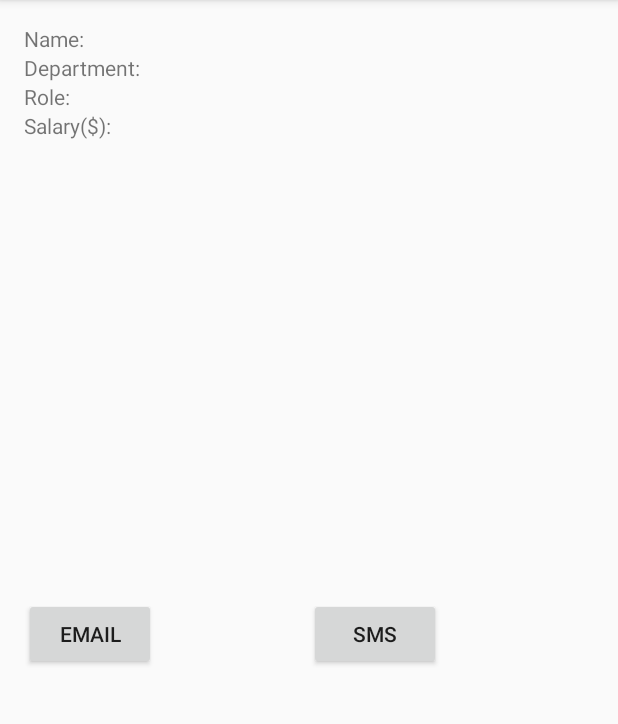
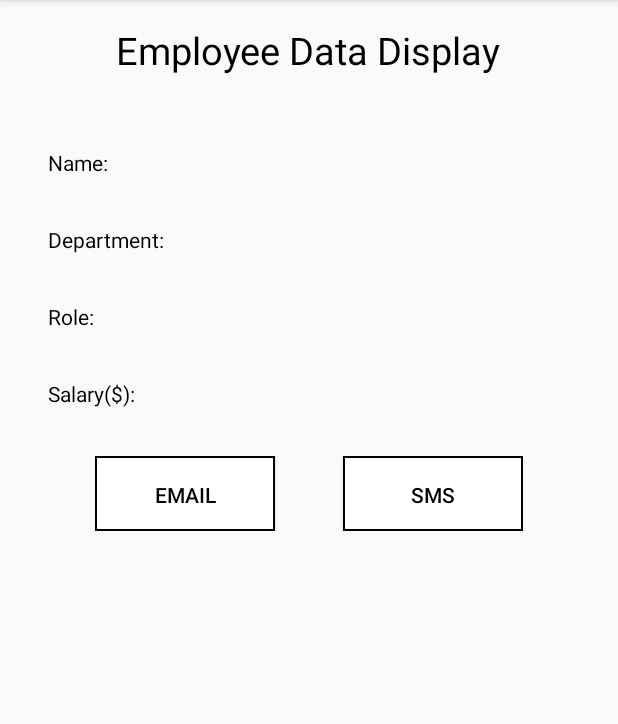
Before and after one commit to AkhilaSahiti/DataValidationApp, an Android app: the ValidationSuccess screen opened directly, with no data from a screen before it, on a phone screen of 412 x 824 dp, the part 84-808 px from its top. Run offline under Robolectric (Android 15) with nearby library versions, the phone set to English and light mode, and no system bars.

```diff
--- a/app/src/main/AndroidManifest.xml
+++ b/app/src/main/AndroidManifest.xml
@@ -9,7 +9,7 @@
         android:roundIcon="@mipmap/ic_launcher_round"
         android:supportsRtl="true"
         android:theme="@style/AppTheme">
-        <activity android:name=".validationsuccess" />
+        <activity android:name=".ValidationSuccess" />
         <activity android:name=".MainActivity">
             <intent-filter>
                 <action android:name="android.intent.action.MAIN" />
--- a/app/src/main/java/com/example/dataverifyvalidate/MainActivity.java
+++ b/app/src/main/java/com/example/dataverifyvalidate/MainActivity.java
@@ -25,15 +25,6 @@ public class MainActivity extends AppCompatActivity {
     protected void onCreate(Bundle savedInstanceState) {
         super.onCreate(savedInstanceState);
         setContentView(R.layout.activity_main);
-    }
-
-    public void onDisplay(View view) {
-
-        entername = (EditText) findViewById(R.id.enter_name);
-        dept = (Spinner) findViewById(R.id.dept);
-        roles = (Spinner) findViewById(R.id.roles);
-        sal = (EditText) findViewById(R.id.sal);
-
 
         dispbtn = (Button) findViewById(R.id.display);
         dispbtn.setOnClickListener(new View.OnClickListener() {
@@ -47,6 +38,11 @@ public class MainActivity extends AppCompatActivity {
                 }
             }
         });
+
+        entername = (EditText) findViewById(R.id.enter_name);
+        dept = (Spinner) findViewById(R.id.dept);
+        roles = (Spinner) findViewById(R.id.roles);
+        sal = (EditText) findViewById(R.id.sal);
 
     }
 
@@ -78,7 +74,7 @@ public class MainActivity extends AppCompatActivity {
                 valid = false;
             } else {
                 salary = Double.parseDouble(vsal);
-                if (salary < 20000 || salary > 25000 || salary == 0) {
+                if (salary < 2000 || salary > 25000 || salary == 0) {
                     Toast toast = Toast.makeText(this, "Enter valid amount!", Toast.LENGTH_SHORT);
                     toast.show();
                     valid = false;
@@ -95,7 +91,7 @@ public class MainActivity extends AppCompatActivity {
 
 
     public void aftervalidation() {
-        Intent intent = new Intent(getApplicationContext(), validationsuccess.class);
+        Intent intent = new Intent(getApplicationContext(), ValidationSuccess.class);
         intent.setType("text/plain");
         intent.putExtra("urname", entername.getText().toString());
         intent.putExtra("urdept", dept.getSelectedItem().toString());
--- a/app/src/main/java/com/example/dataverifyvalidate/validationsuccess.java
+++ b/app/src/main/java/com/example/dataverifyvalidate/ValidationSuccess.java
@@ -14,7 +14,8 @@ import java.text.NumberFormat;
 import java.util.Currency;
 import java.util.Locale;
 
-public class validationsuccess extends AppCompatActivity {
+public class ValidationSuccess extends AppCompatActivity {
+    String empname, empsal, urdept, urrole;
 
     @Override
     protected void onCreate(Bundle savedInstanceState) {
@@ -23,21 +24,21 @@ public class validationsuccess extends AppCompatActivity {
 
         Intent intent = getIntent();
 
-        String empname = intent.getStringExtra("urname");
+        empname = intent.getStringExtra("urname");
         TextView name = (TextView) findViewById(R.id.personname);
         name.setText(empname);
 
-        String empsal = intent.getStringExtra("ursal");
+        empsal = intent.getStringExtra("ursal");
         TextView salary = (TextView) findViewById(R.id.personsalary);
         salary.setText(empsal);
 
 
-        String urdept = intent.getStringExtra("urdept");
+        urdept = intent.getStringExtra("urdept");
         TextView department = (TextView) findViewById(R.id.persondepartment);
         department.setText(urdept);
 
 
-        String urrole = intent.getStringExtra("urrole");
+        urrole = intent.getStringExtra("urrole");
         TextView role = (TextView) findViewById(R.id.personrole);
         role.setText(urrole);
 
@@ -56,16 +57,22 @@ public class validationsuccess extends AppCompatActivity {
             }
         });
     }
-    protected void onemail(){
+
+    protected void onemail() {
 
         Intent mailintent = new Intent(Intent.ACTION_SEND);
         mailintent.setData(Uri.parse("mailto:"));
+        mailintent.putExtra(Intent.EXTRA_SUBJECT, "New Employee Data");
+        mailintent.putExtra(Intent.EXTRA_TEXT, getString(R.string.smsbody, empname, urdept, urrole, empsal));
         startActivity(mailintent);
 
     }
-    protected void onsms(){
+
+    protected void onsms() {
         Intent smsintent = new Intent(Intent.ACTION_SEND);
         smsintent.setData(Uri.parse("sms:"));
+        smsintent.putExtra(Intent.EXTRA_SUBJECT, "New Employee Data");
+        smsintent.putExtra(Intent.EXTRA_TEXT, getString(R.string.smsbody, empname, urdept, urrole, empsal));
         startActivity(smsintent);
 
     }
--- /dev/null
+++ b/app/src/main/res/drawable/back.xml
@@ -0,0 +1,9 @@
+<?xml version="1.0" encoding="utf-8"?>
+
+<shape xmlns:android="http://schemas.android.com/apk/res/android"
+    android:shape="rectangle">
+    <solid android:color="@android:color/white" />
+    <stroke
+        android:width="1dp"
+        android:color="@android:color/black" />
+</shape>
--- a/app/src/main/res/layout/activity_validationsuccess.xml
+++ b/app/src/main/res/layout/activity_validationsuccess.xml
@@ -1,15 +1,32 @@
 <?xml version="1.0" encoding="utf-8"?>
-<GridLayout
-    xmlns:android="http://schemas.android.com/apk/res/android"
+<LinearLayout xmlns:android="http://schemas.android.com/apk/res/android"
     xmlns:tools="http://schemas.android.com/tools"
     android:layout_width="match_parent"
     android:layout_height="match_parent"
+    android:orientation="vertical">
+
+    <TextView
+        android:id="@+id/employee_data_display"
+        android:layout_width="wrap_content"
+        android:layout_height="wrap_content"
+        android:layout_row="0"
+        android:layout_column="0"
+        android:layout_gravity="center"
+        android:padding="16dp"
+        android:text="Employee Data Display"
+        android:textSize="25dp"
+        android:textColor="@android:color/black" />
+
+
+    <GridLayout
+        android:layout_width="match_parent"
+        android:layout_height="wrap_content"
+        android:columnCount="2"
+        android:paddingLeft="@dimen/horizon_margin"
         android:paddingTop="@dimen/vertical_margin"
+        android:paddingRight="@dimen/horizon_margin"
         android:paddingBottom="@dimen/vertical_margin"
-    android:paddingLeft="@dimen/horizon_margin"
-    android:paddingRight="@dimen/horizon_margin"
-    android:columnCount="2"
-    tools:context=".validationsuccess">
+        tools:context=".ValidationSuccess">
 
         <TextView
             android:id="@+id/name"
@@ -17,7 +34,9 @@
             android:layout_height="wrap_content"
             android:layout_row="0"
             android:layout_column="0"
-    android:text="Name:" />
+            android:padding="16dp"
+            android:text="@string/name"
+            android:textColor="@android:color/black" />
 
         <TextView
             android:id="@+id/personname"
@@ -26,6 +45,8 @@
             android:layout_row="0"
             android:layout_column="1"
             android:layout_gravity="fill_horizontal"
+            android:padding="16dp"
+            android:textColor="@android:color/black"
             android:textStyle="bold" />
 
 
@@ -35,7 +56,9 @@
             android:layout_height="wrap_content"
             android:layout_row="1"
             android:layout_column="0"
-        android:text="Department:"/>
+            android:padding="16dp"
+            android:text="@string/department"
+            android:textColor="@android:color/black" />
 
         <TextView
             android:id="@+id/persondepartment"
@@ -44,8 +67,9 @@
             android:layout_row="1"
             android:layout_column="1"
             android:layout_gravity="fill_horizontal"
+            android:padding="16dp"
+            android:textColor="@android:color/black"
             android:textStyle="bold" />
-
 
 
         <TextView
@@ -54,7 +78,9 @@
             android:layout_height="wrap_content"
             android:layout_row="2"
             android:layout_column="0"
-        android:text="Role:"/>
+            android:padding="16dp"
+            android:text="@string/role"
+            android:textColor="@android:color/black" />
 
         <TextView
             android:id="@+id/personrole"
@@ -63,8 +89,9 @@
             android:layout_row="2"
             android:layout_column="1"
             android:layout_gravity="fill_horizontal"
+            android:padding="16dp"
+            android:textColor="@android:color/black"
             android:textStyle="bold" />
-
 
 
         <TextView
@@ -73,7 +100,9 @@
             android:layout_height="wrap_content"
             android:layout_row="3"
             android:layout_column="0"
-        android:text="Salary($):"/>
+            android:padding="16dp"
+            android:text="@string/salary"
+            android:textColor="@android:color/black" />
 
         <TextView
             android:id="@+id/personsalary"
@@ -83,23 +112,41 @@
             android:layout_column="1"
             android:layout_gravity="fill_horizontal"
             android:inputType="number"
+            android:padding="16dp"
+            android:textColor="@android:color/black"
             android:textStyle="bold" />
+    </GridLayout>
+
+    <LinearLayout
+        android:layout_width="wrap_content"
+        android:layout_height="wrap_content"
+        android:orientation="horizontal"
+        android:layout_gravity="center">
 
         <Button
             android:id="@+id/email"
-        android:layout_width="wrap_content"
-        android:layout_height="wrap_content"
+            android:layout_width="120dp"
+            android:layout_height="50dp"
             android:layout_gravity="center"
+            android:layout_marginRight="45dp"
+            android:background="@drawable/back"
             android:hint="send"
-        android:text="email" />
+            android:padding="16dp"
+            android:text="email"
+            android:textColor="@android:color/black" />
 
         <Button
             android:id="@+id/sms"
-        android:layout_width="wrap_content"
-        android:layout_height="wrap_content"
+
+            android:layout_width="120dp"
+            android:layout_height="50dp"
             android:layout_gravity="center"
+            android:background="@drawable/back"
             android:hint="send"
-        android:text="sms" />
+            android:padding="16dp"
+            android:text="sms"
+            android:textColor="@android:color/black" />
 
+    </LinearLayout>
 
-</GridLayout>
+</LinearLayout>
--- a/app/src/main/res/values/strings.xml
+++ b/app/src/main/res/values/strings.xml
@@ -1,5 +1,17 @@
 <resources>
     <string name="app_name">DataVerifyValidate</string>
+    <string name="employee_data_entry">Employee Data Entry</string>
+    <string name="name">Name:</string>
+    <string name="enter_your_name">Enter your name</string>
+    <string name="department">Department:</string>
+    <string name="role">Role:</string>
+    <string name="salary">Salary($):</string>
+    <string name="enter_your_salary">Enter your salary</string>
+    <string name="button_display">Display</string>
+    <string name="emplyee_data_display">Emplyee_Data_Display</string>
+    <string name="button_email">email</string>
+    <string name="button_sms">sms</string>
+    <string name="smsbody">%1$s joined the  %2$s department as %3$s with a monthly salary for %4$s.</string>
     <string-array name="depts">
         <item>Choose any</item>
         <item>Design</item>
```
Also changed, not shown: app/src/main/res/layout/activity_main.xml (+55 -23 lines). Lines whose indentation alone changed are shown as unchanged.
